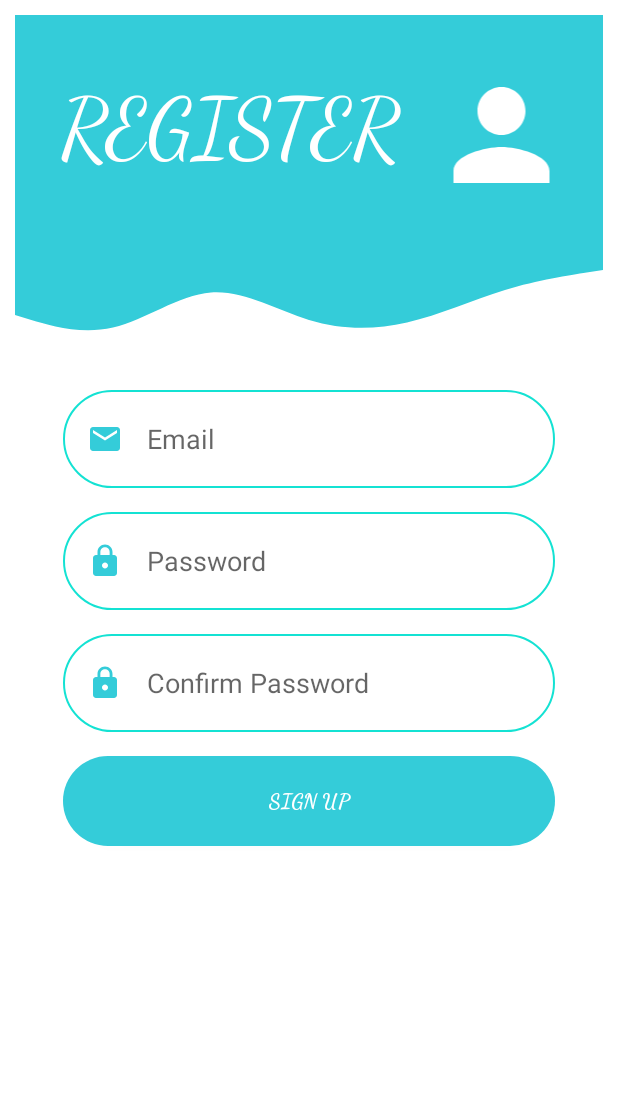
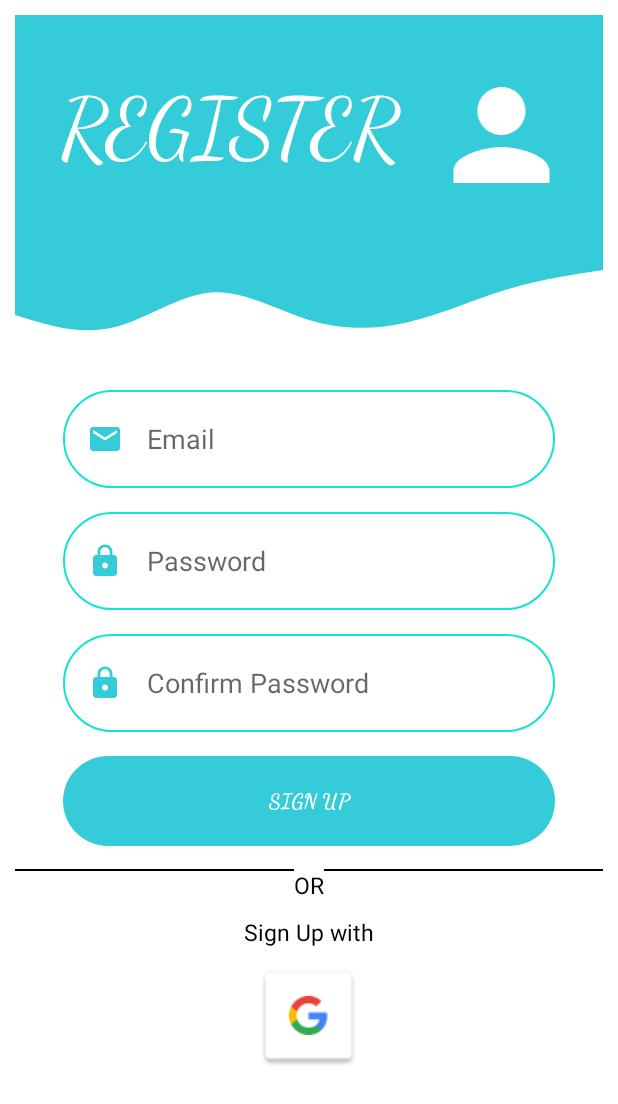
Before and after one commit to Emmanuel-Junior/dietregulator, an Android app: the SignUp screen opened directly, with no data from a screen before it, on a phone screen of 412 x 824 dp. Shown: the top 1104 px of the screen. Run offline under Robolectric (Android 15) with nearby library versions, the phone set to English and light mode, and no system bars; our stand-ins replace Firebase (no records; nobody signed in at launch, a user with empty details on screens opened directly).

Commit message:
trying to implement google sign up

```diff
--- a/app/build.gradle
+++ b/app/build.gradle
@@ -47,10 +47,12 @@ dependencies {
     implementation 'com.github.bumptech.glide:glide:4.12.0'
     implementation 'androidx.cardview:cardview:1.0.0'
     implementation 'com.squareup.picasso:picasso:2.5.2'
-    implementation 'com.google.firebase:firebase-auth:21.0.4'
+    implementation 'com.google.firebase:firebase-auth:21.0.5'
+    implementation 'com.google.android.gms:play-services-auth:20.2.0'
     implementation 'androidx.room:room-common:2.4.2'
     implementation 'androidx.navigation:navigation-fragment:2.4.2'
     implementation 'androidx.navigation:navigation-ui:2.4.2'
+    implementation 'com.google.firebase:firebase-firestore:24.1.2'
 
     testImplementation 'junit:junit:4.13.2'
     androidTestImplementation 'androidx.test.ext:junit:1.1.3'
--- a/app/src/main/java/com/example/dietapp/Diary.java
+++ b/app/src/main/java/com/example/dietapp/Diary.java
@@ -151,9 +151,9 @@ public void diarynavbar(){
 
                     valueProgress=2000-calorySum;
                 }
-                cals.setText(""+calorySum);
-                Carbohydrate.setText(""+carbsSum);
-                Fats.setText(""+fatsSum);
+                cals.setText(String.format("%s", calorySum));
+                Carbohydrate.setText(String.format("%s", carbsSum));
+                Fats.setText(String.format("%s", fatsSum));
                 Protein.setText(""+proteinSum);
                 progresstext.setText(new StringBuilder().append("").append((int) valueProgress).toString());
                 progressBar.setProgress((int) valueProgress);
--- a/app/src/main/java/com/example/dietapp/ListFood.java
+++ b/app/src/main/java/com/example/dietapp/ListFood.java
@@ -18,7 +18,7 @@ import android.widget.EditText;
 import android.widget.TextView;
 import android.widget.Toast;
 
-import com.example.dietapp.roomdb.Meals;
+
 import com.firebase.ui.database.FirebaseRecyclerOptions;
 import com.google.android.material.floatingactionbutton.FloatingActionButton;
 import com.google.firebase.database.FirebaseDatabase;
--- a/app/src/main/java/com/example/dietapp/Recipes.java
+++ b/app/src/main/java/com/example/dietapp/Recipes.java
@@ -16,7 +16,7 @@ import android.widget.ImageView;
 import android.widget.TextView;
 import android.widget.Toolbar;
 
-import com.example.dietapp.roomdb.Meals;
+
 import com.google.android.material.bottomnavigation.BottomNavigationView;
 
 public class Recipes extends AppCompatActivity {
--- a/app/src/main/java/com/example/dietapp/SignUp.java
+++ b/app/src/main/java/com/example/dietapp/SignUp.java
@@ -9,8 +9,14 @@ import android.os.Bundle;
 import android.view.View;
 import android.widget.Button;
 import android.widget.EditText;
+import android.widget.ImageView;
 import android.widget.Toast;
 
+import com.google.android.gms.auth.api.signin.GoogleSignIn;
+import com.google.android.gms.auth.api.signin.GoogleSignInAccount;
+import com.google.android.gms.auth.api.signin.GoogleSignInClient;
+import com.google.android.gms.auth.api.signin.GoogleSignInOptions;
+import com.google.android.gms.common.api.ApiException;
 import com.google.android.gms.tasks.OnCompleteListener;
 import com.google.android.gms.tasks.Task;
 import com.google.firebase.auth.AuthResult;
@@ -23,10 +29,12 @@ public class SignUp extends AppCompatActivity {
     EditText email,password, ConfirmPswd;
     String emailPattern = "[a-zA-Z0-9._-]+@[a-z]+\\.+[a-z]+" ;
     ProgressDialog progressDialog;
+    ImageView Gsignup_btn;
 
     FirebaseAuth mAuth;
     FirebaseUser mUser;
-
+    private GoogleSignInClient mGoogleSignInClient;
+    private final static int RC_SIGN_IN= 123;
     @Override
     protected void onCreate(Bundle savedInstanceState) {
         super.onCreate(savedInstanceState);
@@ -35,6 +43,7 @@ public class SignUp extends AppCompatActivity {
         email = findViewById(R.id.inputEmail);
         password = findViewById(R.id.inputPassword);
         ConfirmPswd = findViewById(R.id.confirm_Password);
+        Gsignup_btn = findViewById(R.id.googlebtn);
         progressDialog = new ProgressDialog(this);
         mAuth = FirebaseAuth.getInstance();
         mUser = mAuth.getCurrentUser();
@@ -47,6 +56,61 @@ public class SignUp extends AppCompatActivity {
                 //finish();
             }
         });
+
+        Gsignup_btn.setOnClickListener(new View.OnClickListener() {
+            @Override
+            public void onClick(View view) {
+                signIn();
+            }
+        });
+        createRequest();
+
+    }
+
+    private void createRequest() {
+        //confugire Google Sign In
+        GoogleSignInOptions gso = new GoogleSignInOptions.Builder(GoogleSignInOptions.DEFAULT_SIGN_IN)
+                .requestIdToken(getString(com.google.android.gms.base.R.string.common_open_on_phone))
+                .requestEmail()
+                .build();
+        // Build a GoogleSignInClient with the options specified by gso.
+        mGoogleSignInClient = GoogleSignIn.getClient(this, gso);
+    }
+    private void signIn() {
+        Intent signInIntent = mGoogleSignInClient.getSignInIntent();
+        startActivityForResult(signInIntent, RC_SIGN_IN);
+    }
+
+    @Override
+    public void onActivityResult(int requestCode, int resultCode, Intent data) {
+        super.onActivityResult(requestCode, resultCode, data);
+
+        // Result returned from launching the Intent from GoogleSignInClient.getSignInIntent(...);
+        if (requestCode == RC_SIGN_IN) {
+            // The Task returned from this call is always completed, no need to attach
+            // a listener.
+            Task<GoogleSignInAccount> task = GoogleSignIn.getSignedInAccountFromIntent(data);
+            handleSignInResult(task);
+        }
+    }
+
+    private void handleSignInResult(Task<GoogleSignInAccount> completedTask) {
+        try {
+            GoogleSignInAccount account = completedTask.getResult(ApiException.class);
+            // Signed in successfully, show authenticated UI.
+            //firebaseAuthWithGoogle(account);
+            updateUI(account);
+        } catch (ApiException e) {
+            // The ApiException status code indicates the detailed failure reason.
+            // Please refer to the GoogleSignInStatusCodes class reference for more information.
+            updateUI(null);
+            Toast.makeText(this, e.getMessage(), Toast.LENGTH_SHORT).show();
+        }
+    }
+
+    private void updateUI(GoogleSignInAccount account) {
+
+
     }
 
     private void PerformAuth() {
@@ -54,9 +118,14 @@ public class SignUp extends AppCompatActivity {
         String Password = password.getText().toString();
         String ConfirmPassword =ConfirmPswd.getText().toString();
 
-//        String usertarget = getIntent().getStringExtra("Target");
-//        String userbehaviour = getIntent().getStringExtra("behaviour");
-//        String usergoal = getIntent().getStringExtra("goal");
+        String usertarget = getIntent().getStringExtra("Target");
+        String userbehaviour = getIntent().getStringExtra("behaviour");
+        String usergoal = getIntent().getStringExtra("goal");
+        String usergender = getIntent().getStringExtra("gender");
+        String userage = getIntent().getStringExtra("age");
+        String userweight = getIntent().getStringExtra("weight");
+        String userheight = getIntent().getStringExtra("height");
+        String userbmi = getIntent().getStringExtra("bmi");
 
         if(!Email.matches(emailPattern)){
             email.setError("Enter correct email");
@@ -77,6 +146,7 @@ public class SignUp extends AppCompatActivity {
                 @Override
                 public void onComplete(@NonNull Task<AuthResult> task) {
                     if(task.isSuccessful()){
+
                         progressDialog.dismiss();
                         sendUsertoNextActivity();
                         Toast.makeText(SignUp.this, "Registration Successful", Toast.LENGTH_SHORT).show();
@@ -90,26 +160,26 @@ public class SignUp extends AppCompatActivity {
     }
 
     private void sendUsertoNextActivity() {
-        String usertarget = getIntent().getStringExtra("Target");
-        String userbehaviour = getIntent().getStringExtra("behaviour");
-        String usergoal = getIntent().getStringExtra("goal");
-        String usergender = getIntent().getStringExtra("gender");
-        String userage = getIntent().getStringExtra("age");
-        String userweight = getIntent().getStringExtra("weight");
-        String userheight = getIntent().getStringExtra("height");
-        String userbmi = getIntent().getStringExtra("bmi");
+//        String usertarget = getIntent().getStringExtra("Target");
+//        String userbehaviour = getIntent().getStringExtra("behaviour");
+//        String usergoal = getIntent().getStringExtra("goal");
+//        String usergender = getIntent().getStringExtra("gender");
+//        String userage = getIntent().getStringExtra("age");
+//        String userweight = getIntent().getStringExtra("weight");
+//        String userheight = getIntent().getStringExtra("height");
+//        String userbmi = getIntent().getStringExtra("bmi");
 
         Intent intent = new Intent(SignUp.this, Home.class);
         intent.setFlags(Intent.FLAG_ACTIVITY_CLEAR_TASK|Intent.FLAG_ACTIVITY_NEW_TASK);
 
-        intent.putExtra("target", usertarget);
-        intent.putExtra("behaviour", userbehaviour);
-        intent.putExtra("goal", usergoal);
-        intent.putExtra("gender", usergender);
-        intent.putExtra("age", userage);
-        intent.putExtra("weight", userweight);
-        intent.putExtra("height", userheight);
-        intent.putExtra("bmi", userbmi);
+//        intent.putExtra("target", usertarget);
+//        intent.putExtra("behaviour", userbehaviour);
+//        intent.putExtra("goal", usergoal);
+//        intent.putExtra("gender", usergender);
+//        intent.putExtra("age", userage);
+//        intent.putExtra("weight", userweight);
+//        intent.putExtra("height", userheight);
+//        intent.putExtra("bmi", userbmi);
         startActivity(intent);
     }
 }
--- a/app/src/main/res/layout/activity_sign_up.xml
+++ b/app/src/main/res/layout/activity_sign_up.xml
@@ -120,4 +120,80 @@
         app:layout_constraintTop_toTopOf="parent"
         app:srcCompat="@drawable/ic_person" />
 
+    <LinearLayout
+        android:id="@+id/linearLayout3"
+        android:layout_width="match_parent"
+        android:layout_height="wrap_content"
+        android:layout_marginTop="15dp"
+        android:orientation="horizontal"
+        app:layout_constraintEnd_toEndOf="parent"
+        app:layout_constraintStart_toStartOf="parent"
+        app:layout_constraintTop_toBottomOf="@+id/sign_up">
+
+        <RelativeLayout
+            android:layout_width="match_parent"
+            android:layout_height="wrap_content">
+
+            <View
+                android:id="@+id/l1"
+                android:layout_width="wrap_content"
+                android:layout_height="1dp"
+                android:layout_alignParentStart="true"
+                android:layout_toStartOf="@+id/or"
+                android:background="@color/black" />
+
+            <TextView
+                android:id="@+id/or"
+                android:layout_width="wrap_content"
+                android:layout_height="wrap_content"
+                android:layout_centerInParent="true"
+                android:text="OR"
+                android:textColor="@color/black"
+                android:textSize="15sp" />
+
+            <View
+                android:id="@+id/l2"
+                android:layout_width="wrap_content"
+                android:layout_height="1dp"
+                android:layout_alignParentEnd="true"
+                android:layout_toEndOf="@id/or"
+                android:background="@color/black" />
+        </RelativeLayout>
+    </LinearLayout>
+
+    <TextView
+        android:id="@+id/textView6"
+        android:layout_width="wrap_content"
+        android:layout_height="wrap_content"
+        android:layout_marginTop="10dp"
+        android:text="Sign Up with"
+        android:textColor="@color/black"
+        android:textSize="15sp"
+        app:layout_constraintEnd_toEndOf="parent"
+        app:layout_constraintStart_toStartOf="parent"
+        app:layout_constraintTop_toBottomOf="@+id/linearLayout3" />
+
+    <LinearLayout
+        android:layout_marginTop="10dp"
+        android:layout_width="match_parent"
+        android:layout_height="wrap_content"
+        android:orientation="horizontal"
+        app:layout_constraintEnd_toEndOf="parent"
+        app:layout_constraintStart_toStartOf="parent"
+        app:layout_constraintTop_toBottomOf="@+id/textView6">
+
+        <RelativeLayout
+            android:layout_width="match_parent"
+            android:layout_height="match_parent">
+
+            <ImageView
+                android:id="@+id/googlebtn"
+                android:layout_width="70dp"
+                android:layout_height="70dp"
+                android:layout_centerInParent="true"
+                android:src="@drawable/common_google_signin_btn_icon_light" />
+
+        </RelativeLayout>
+
+    </LinearLayout>
 </androidx.constraintlayout.widget.ConstraintLayout>
--- a/settings.gradle
+++ b/settings.gradle
@@ -10,7 +10,9 @@ dependencyResolutionManagement {
     repositories {
         google()
         mavenCentral()
-        maven { url "https://jitpack.io"}
+        maven { url "https://jitpack.io"
+            }
+        maven { url 'https://maven.google.com' }
     }
 }
 rootProject.name = "Dietapp"
```
Also changed, not shown: app/src/main/java/com/example/dietapp/roomdb/Database.java (deleted, +0 -29 lines), app/src/main/java/com/example/dietapp/roomdb/Meals.java (deleted, +0 -54 lines), app/src/main/java/com/example/dietapp/roomdb/MealsDao.java (deleted, +0 -28 lines), app/src/main/java/com/example/dietapp/roomdb/MealsRepository.java (deleted, +0 -66 lines), app/src/main/res/layout/activity_selectmeal.xml (+8 -6 lines).
